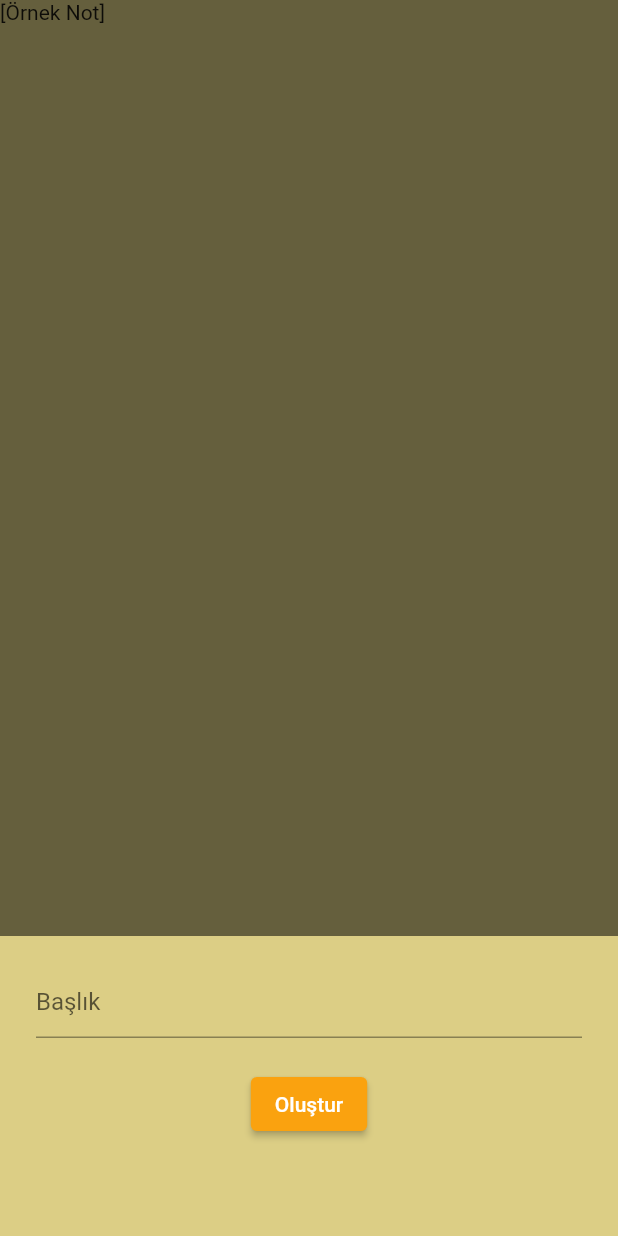
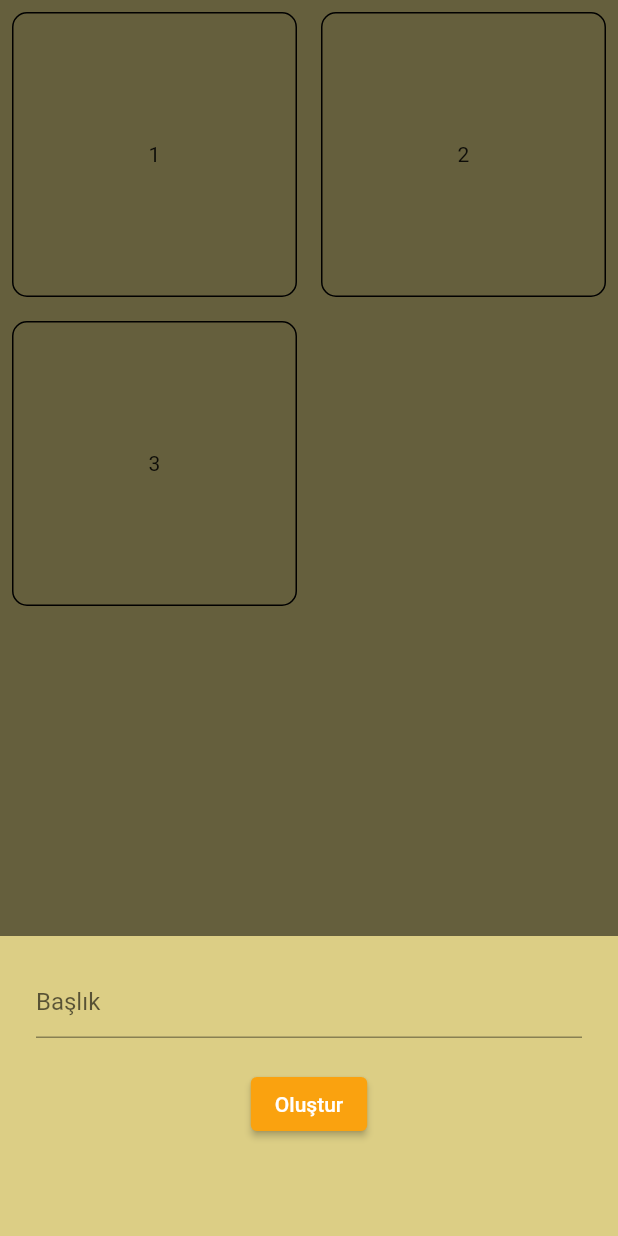
Before and after one commit to dogankisaa/notpad, a Flutter app: the screen it shows after launch, after a tap on the "add" icon, on a phone screen of 412 x 824 dp. Run offline on Flutter 3.47's test engine with Material 2 defaults, Android fonts, the phone set to English and light mode, and no system bars; our stand-ins replace shared_preferences.

Commit message:
base_view created & locale storage created

```diff
--- a/lib/view/home_view.dart
+++ b/lib/view/home_view.dart
@@ -13,15 +13,16 @@ class HomeView extends StatelessWidget {
 
   @override
   Widget build(BuildContext context) {
+    final noteDo = Provider.of<HomeViewModel>(context);
     late BuildContext _context;
-    late HomeViewModel _viewModel;
+    late HomeViewModel viewModel;
     return ChangeNotifierProvider.value(
-      value: _viewModel = HomeViewModel(),
+      value: viewModel = HomeViewModel(),
       builder: ((context, child) {
         _context = context;
         return Scaffold(
-            floatingActionButton: addNoteButton(_context, _viewModel),
-            body: Text(_viewModel.getNoteList.toString()));
+            floatingActionButton: addNoteButton(_context, viewModel),
+            body: Center(child: noteListWidget(noteDo.noteList)));
       }),
     );
   }
@@ -30,10 +31,7 @@ class HomeView extends StatelessWidget {
       BuildContext _context, HomeViewModel _viewModel) {
     return FloatingActionButton(
       onPressed: () {
-        _viewModel.showNewNoteInputs(
-            _context,
-            NewNoteBottomSheetBodyWidget());
-
+        _viewModel.showNewNoteInputs(_context, NewNoteBottomSheetBodyWidget());
       },
       child: const Center(
         child: Icon(Icons.add),
@@ -41,11 +39,22 @@ class HomeView extends StatelessWidget {
     );
   }
 
-  Consumer noteListWidget() {
-    return Consumer<HomeViewModel>(
-      builder: (context, _viewModel, child) {
-        return Text(_viewModel.getNoteList.toString());
-      },
+  GridView noteListWidget(title) {
+    return GridView.count(
+      crossAxisCount: 2,
+      children: List.generate(
+          title.length,
+          (index) => Padding(
+                padding: const EdgeInsets.all(8.0),
+                child: Container(
+                  decoration: BoxDecoration(
+                      border: Border.all(),
+                      borderRadius: BorderRadius.circular(10)),
+                  child: Center(
+                    child: Text(title[index].toString()),
+                  ),
+                ),
+              )),
     );
   }
 }
--- /dev/null
+++ b/lib/view_model/base_view_model.dart
@@ -0,0 +1,8 @@
+import 'package:flutter/material.dart';
+
+abstract class BaseViewModel with ChangeNotifier{
+  BaseViewModel(){
+    init();
+  }
+  Future<void> init();
+}
--- a/lib/view_model/home_view_model.dart
+++ b/lib/view_model/home_view_model.dart
@@ -1,21 +1,27 @@
 import 'package:flutter/material.dart';
+import 'package:notepad/view_model/base_view_model.dart';
+import 'package:shared_preferences/shared_preferences.dart';
 
-
-class HomeViewModel extends ChangeNotifier {
-
-
-  List noteList = ["Örnek Not"];
+class HomeViewModel extends BaseViewModel {
+  List noteList = [];
+  @override
+  Future<void> init() async {
+    final prefs = await SharedPreferences.getInstance();
+    noteList.addAll([1,2,3]);
+     notifyListeners();
+  }
 
   TextEditingController newNoteLabelController = TextEditingController();
-  get getNoteList {
-    return noteList;
-  }
 
-  void addNewTab(BuildContext context){
-    noteList.add(newNoteLabelController.text);
+  Future<void> addNewTab(BuildContext context) async {
+    final prefs = await SharedPreferences.getInstance();
+    await prefs.setStringList('items', <String>[newNoteLabelController.text]);
+    noteList.add(prefs.getStringList("items"));
+    print(prefs.getStringList("items"));
+
     notifyListeners();
+
     Navigator.pop(context);
-    notifyListeners();
   }
 
   void deletTab(int index) {
@@ -24,10 +30,8 @@ class HomeViewModel extends ChangeNotifier {
 
   void showNewNoteInputs(BuildContext context, Widget noteInputs) {
     showModalBottomSheet(
-
       context: context,
       builder: (context) => noteInputs,
     );
-
   }
 }
--- a/pubspec.yaml
+++ b/pubspec.yaml
@@ -37,6 +37,8 @@ dependencies:
   # Use with the CupertinoIcons class for iOS style icons.
   cupertino_icons: ^1.0.2
   provider: ^6.0.3
+  reorderable_grid_view: ^2.2.5
+  shared_preferences: ^2.0.15
 
 dev_dependencies:
   flutter_test:
```
Also changed, not shown: pubspec.lock, 1 other file.
